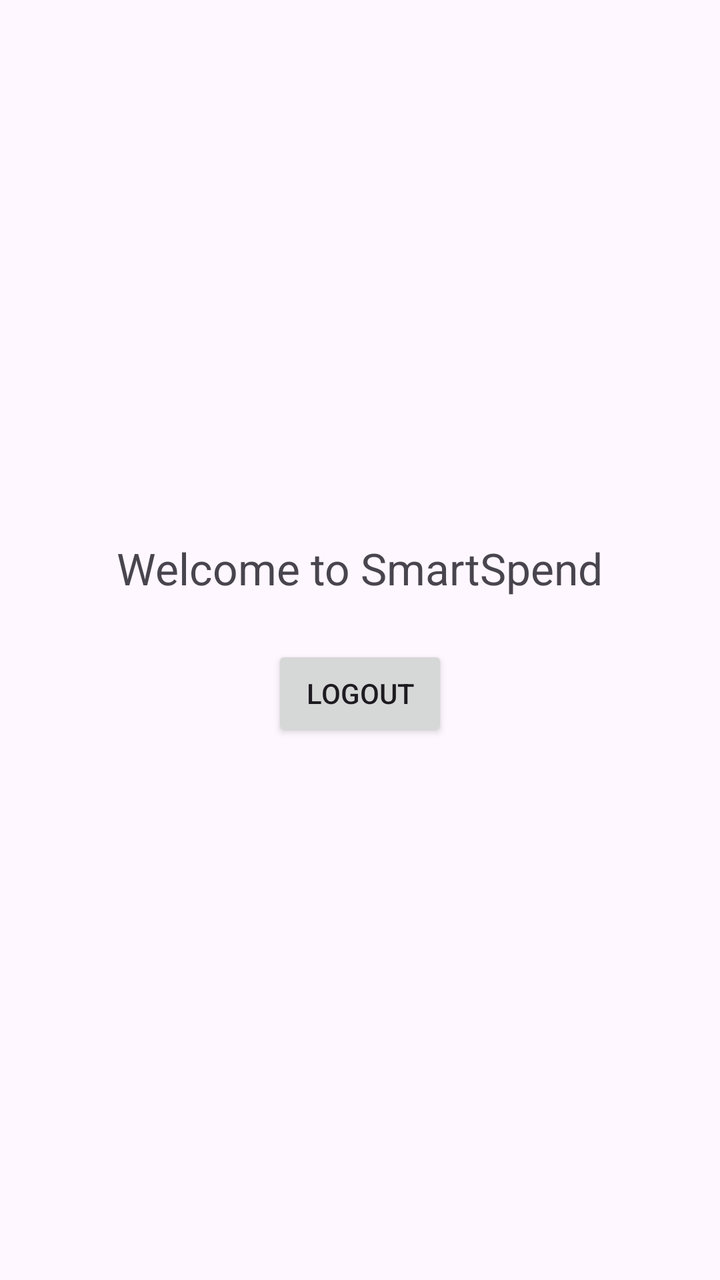
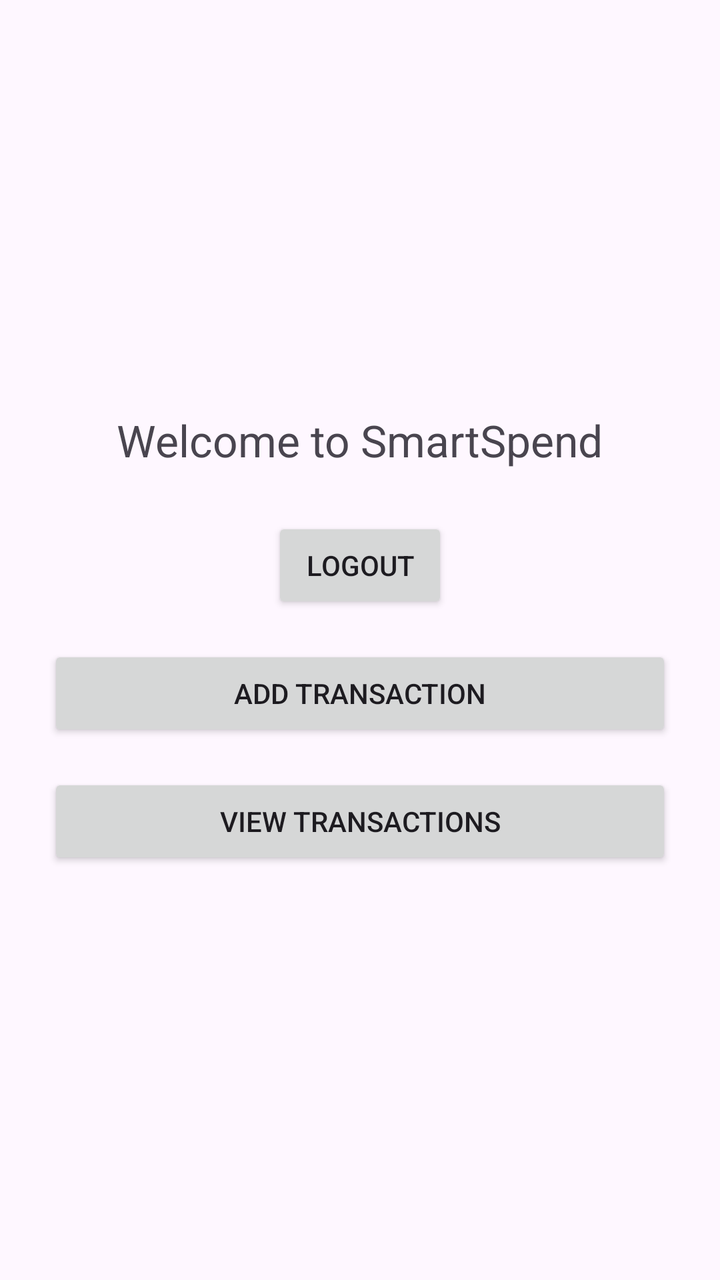

Screens rendered from an Android XML layout before and after an edit, with the pre-edit source and the edit as a unified diff.
<!-- AndroidManifest.xml: application theme Theme.SmartSpend -->
<!-- res/layout/activity_home.xml -->
<?xml version="1.0" encoding="utf-8"?>
<LinearLayout xmlns:android="http://schemas.android.com/apk/res/android"
    android:layout_width="match_parent"
    android:layout_height="match_parent"
    android:orientation="vertical"
    android:gravity="center"
    android:padding="24dp">

    <TextView
        android:id="@+id/tvWelcome"
        android:layout_width="wrap_content"
        android:layout_height="wrap_content"
        android:text="Welcome to SmartSpend"
        android:textSize="22sp"
        android:layout_marginBottom="24dp" />

    <Button
        android:id="@+id/btnLogout"
        android:layout_width="wrap_content"
        android:layout_height="wrap_content"
        android:text="Logout" />

</LinearLayout>
<!-- resources referenced by this layout -->
<resources>
  <style name="Theme.SmartSpend" parent="Base.Theme.SmartSpend" />
  <style name="Base.Theme.SmartSpend" parent="Theme.Material3.DayNight.NoActionBar">
          
          
      </style>
</resources>

<!-- the commit's change to res/layout/activity_home.xml (unified diff, before → after) -->
@@ -20,4 +20,18 @@
         android:layout_height="wrap_content"
         android:text="Logout" />
 
+    <Button
+        android:id="@+id/btnAddTransaction"
+        android:layout_width="match_parent"
+        android:layout_height="wrap_content"
+        android:text="Add Transaction"
+        android:layout_marginTop="16dp" />
+
+    <Button
+        android:id="@+id/btnViewTransactions"
+        android:layout_width="match_parent"
+        android:layout_height="wrap_content"
+        android:text="View Transactions"
+        android:layout_marginTop="16dp" />
+
 </LinearLayout>
